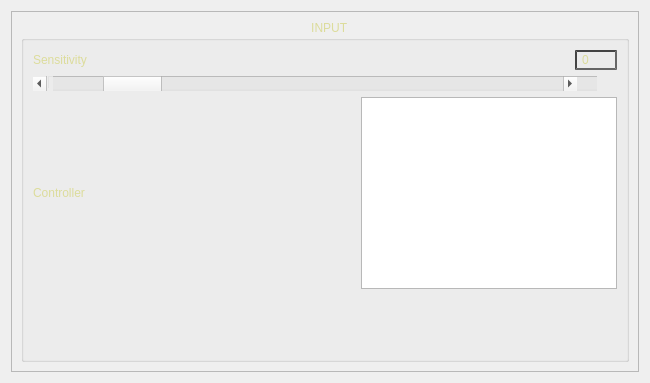
The window that aleph2_gui/resources/ui/aleph2_manip_controller.ui (Continuum-UWr/aleph2_desktop) describes before a commit, drawn with Qt 5.
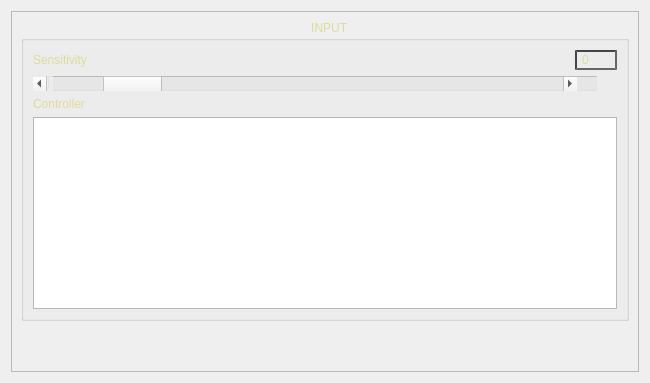
The same window after the commit. Icons and pictures are not drawn.

Commit message: working controller selection with marking of currently used and selected cotnrollers for manip and drivetrain controllers + ui refactors

Diff of the .ui file:
```diff
--- a/aleph2_gui/resources/ui/aleph2_manip_controller.ui
+++ b/aleph2_gui/resources/ui/aleph2_manip_controller.ui
@@ -362,31 +362,13 @@
            </widget>
           </item>
           <item>
-           <layout class="QHBoxLayout" name="horizontalLayout_4">
-            <item>
-             <widget class="QLabel" name="label_17">
-              <property name="enabled">
-               <bool>true</bool>
-              </property>
+           <widget class="QLabel" name="label">
               <property name="text">
                <string>Controller</string>
               </property>
              </widget>
             </item>
             <item>
-             <spacer name="horizontalSpacer_2">
-              <property name="orientation">
-               <enum>Qt::Horizontal</enum>
-              </property>
-              <property name="sizeHint" stdset="0">
-               <size>
-                <width>40</width>
-                <height>20</height>
-               </size>
-              </property>
-             </spacer>
-            </item>
-            <item alignment="Qt::AlignHCenter|Qt::AlignVCenter">
              <widget class="QListWidget" name="ControllersList">
               <property name="styleSheet">
                <string notr="true">color: rgb(255, 255, 127);</string>
@@ -394,8 +376,9 @@
              </widget>
             </item>
            </layout>
-          </item>
-          <item>
+        </widget>
+       </item>
+       <item row="1" column="0" colspan="2">
            <spacer name="verticalSpacer">
             <property name="orientation">
              <enum>Qt::Vertical</enum>
@@ -407,9 +390,6 @@
              </size>
             </property>
            </spacer>
-          </item>
-         </layout>
-        </widget>
        </item>
       </layout>
      </widget>
```
Lines whose indentation alone changed are shown as unchanged. The commit also changes 6 other files.
